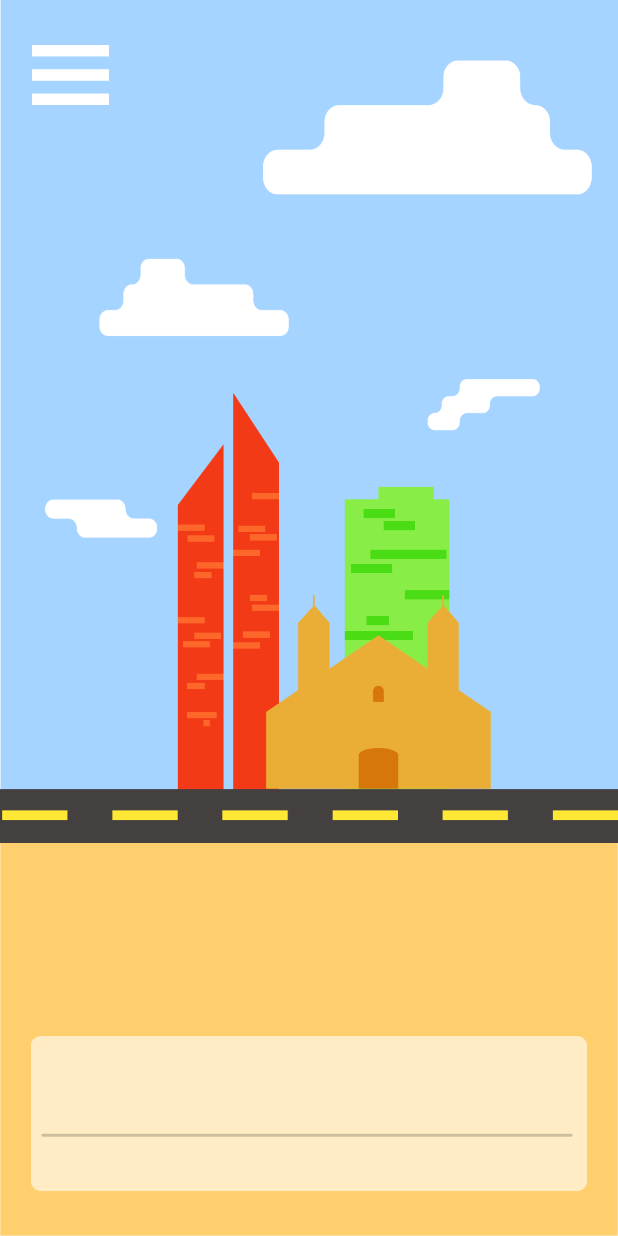
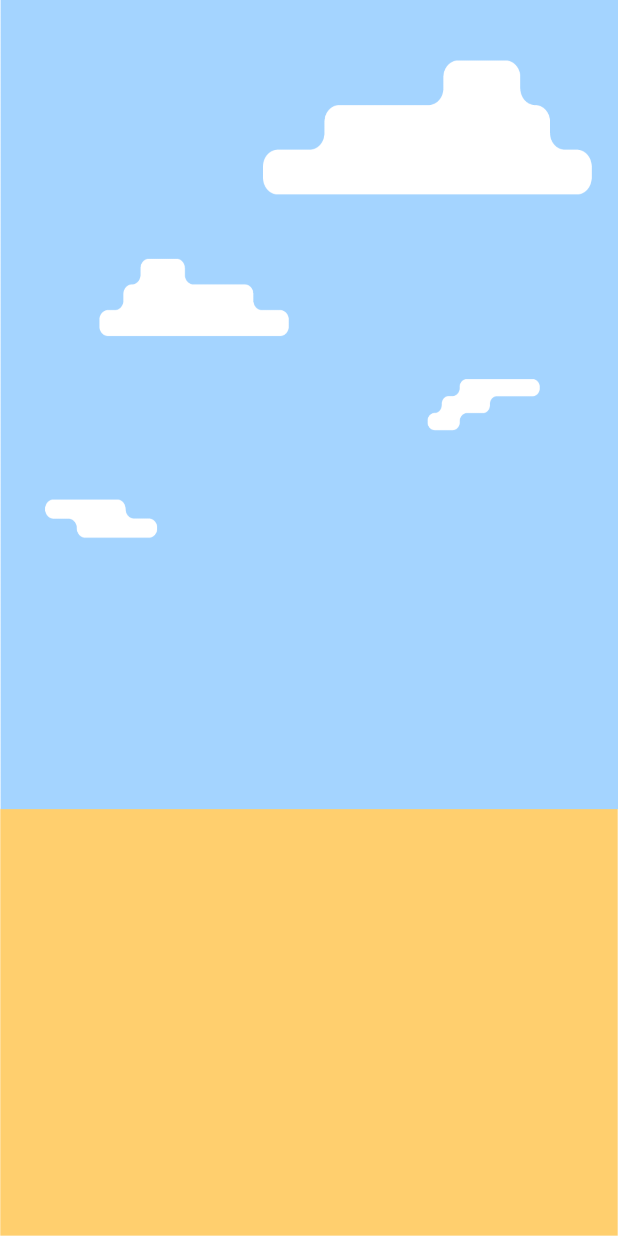
Before and after one commit to compsat/mudkip, an Android app: the layout activity_main.xml on its own in the app's theme, with its tools: preview values and no code run, on a phone screen of 412 x 824 dp. Run offline under Robolectric (Android 15) with nearby library versions, the phone set to English and light mode, and no system bars.

Commit message:
Made MainActivity call MainFragment and transferred contents of MainActivity to MainFragment

```diff
--- a/mobile/app/src/main/res/layout/activity_main.xml
+++ b/mobile/app/src/main/res/layout/activity_main.xml
@@ -8,29 +8,8 @@
     android:background="@drawable/bg"
     tools:context="com.mudkip.lakbay.MainActivity">
 
-    <ImageView
-        android:id="@+id/hamburgerImageView"
-        android:layout_width="54dp"
-        android:layout_height="40dp"
-        android:layout_marginTop="30dp"
-        android:layout_marginStart="20dp"
-        app:srcCompat="@drawable/hamburger"/>
-
-    <ImageView
-        android:id="@+id/backgroundImageView"
+    <FrameLayout
+        android:id="@+id/content"
         android:layout_width="match_parent"
-        android:layout_height="match_parent"
-        app:srcCompat="@drawable/manila"/>
-
-    <ImageView
-        android:id="@+id/textBackgroundImageView"
-        android:layout_width="match_parent"
-        android:layout_height="wrap_content"
-        android:adjustViewBounds="true"
-        android:layout_marginStart="20dp"
-        android:layout_marginEnd="20dp"
-        android:layout_marginBottom="30dp"
-        android:layout_alignParentBottom="true"
-        app:srcCompat="@drawable/area_menu"/>
-
+        android:layout_height="match_parent"/>
 </RelativeLayout>
```
Also changed, not shown: mobile/app/src/main/java/com/mudkip/lakbay/MainActivity.java (+10 -3 lines), mobile/app/src/main/res/layout/fragment_main.xml (+32 -3 lines).
